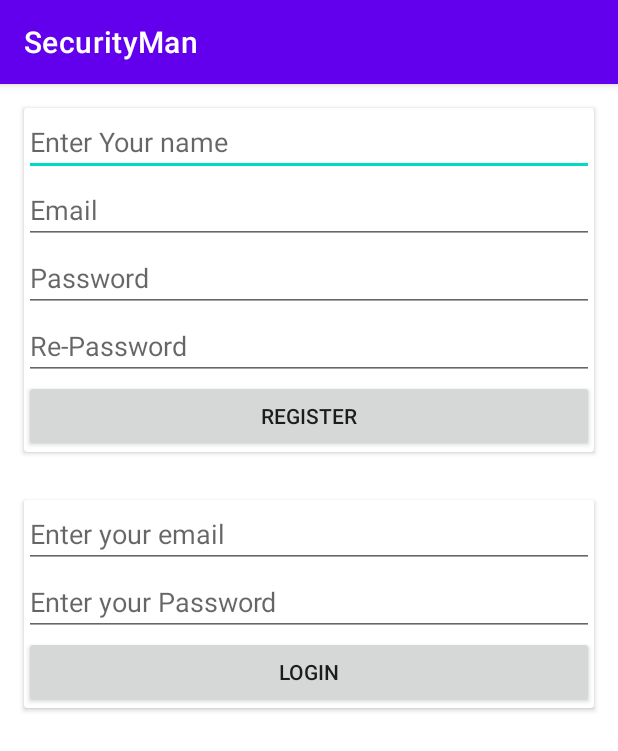
After one commit to ShahryarHejazipour/securityInAndroidApps, an Android app: the LaravelActivity screen opened directly, with no data from a screen before it, on a phone screen of 412 x 824 dp. The commit adds this screen. Shown: the top 751 px of the screen. Run offline under Robolectric (Android 15) with nearby library versions, the phone set to English and light mode, and no system bars; 1 statement that could not run was skipped.

Commit message:
implementing laravel token with registering

```diff
--- a/app/src/main/AndroidManifest.xml
+++ b/app/src/main/AndroidManifest.xml
@@ -18,6 +18,9 @@
         android:supportsRtl="true"
         android:theme="@style/Theme.SecurityMan"
         android:usesCleartextTraffic="true">
+        <activity
+            android:name=".ui.webService.laravel.LaravelActivity"
+            android:exported="true" />
         <activity
             android:name=".ui.webService.sslPinning.SSLPinningActivity"
             android:exported="true" />
--- a/app/src/main/java/com/tispunshahryar960103/securityman/api/ApiClient.java
+++ b/app/src/main/java/com/tispunshahryar960103/securityman/api/ApiClient.java
@@ -5,7 +5,9 @@ import android.util.Base64;
 import com.tispunshahryar960103.securityman.BuildConfig;
 
 import java.io.UnsupportedEncodingException;
+import java.util.concurrent.TimeUnit;
 
+import okhttp3.OkHttpClient;
 import retrofit2.Retrofit;
 import retrofit2.converter.gson.GsonConverterFactory;
 
@@ -16,20 +18,27 @@ public class ApiClient {
     }
 
 
-    //public static final String BASE_URL="http://api.androidsupport.ir/";
-   //public static final String BASE_URL= BuildConfig.serverUrl;
-   //public static final String BASE_URL= getUrl();
-   public static final String BASE_URL= getSecureBaseUrl();
+    public static final String BASE_URL = "http://api.androidsupport.ir/";
+    //public static final String BASE_URL= BuildConfig.serverUrl;
+    //public static final String BASE_URL= getUrl();
+    // public static final String BASE_URL= getSecureBaseUrl();
 
-    private static Retrofit retrofit=null;
+    private static Retrofit retrofit = null;
 
-    public static Retrofit getClient(){
+    public static Retrofit getClient() {
 
 
-        if (retrofit==null){
+        if (retrofit == null) {
+
+            //for increasing the time-out in retrofit
+            OkHttpClient okHttpClient = new OkHttpClient.Builder()
+                    .readTimeout(60, TimeUnit.SECONDS)
+                    .writeTimeout(60, TimeUnit.SECONDS).build();
+
 
             retrofit = new Retrofit.Builder()
                     .baseUrl(BASE_URL)
+                    .client(okHttpClient) // this method has set for increasing time-out in retrofit
                     .addConverterFactory(GsonConverterFactory.create())
                     .build();
 
@@ -50,29 +59,21 @@ public class ApiClient {
     مانند "https://gdgsdhguk.com/" را برگرداند تا اگر کسی فایل apk را decompile کرد نتواند به رشته های ما
     دشترسی داشته باشد.
      */
-    public static String getSecureBaseUrl(){
+    public static String getSecureBaseUrl() {
 
-        String mUrl=getUrl();
+        String mUrl = getUrl();
 
         try {
-            String text = new String(Base64.decode(mUrl,Base64.DEFAULT),"UTF-8");
+            String text = new String(Base64.decode(mUrl, Base64.DEFAULT), "UTF-8");
             return text;
         } catch (UnsupportedEncodingException e) {
             e.printStackTrace();
         }
 
-        mUrl="https://gdgsdhguk.com/";
+        mUrl = "https://google.com/";
         return mUrl;
 
     }
 
 
-
-
-
-
-
-
-
-
 }
--- a/app/src/main/java/com/tispunshahryar960103/securityman/api/IService.java
+++ b/app/src/main/java/com/tispunshahryar960103/securityman/api/IService.java
@@ -6,7 +6,10 @@ import java.util.List;
 
 import okhttp3.ResponseBody;
 import retrofit2.Call;
+import retrofit2.http.Field;
+import retrofit2.http.FormUrlEncoded;
 import retrofit2.http.GET;
+import retrofit2.http.POST;
 
 public interface IService {
 
@@ -16,5 +19,18 @@ public interface IService {
     @GET("security/getData.php")
     Call<ResponseBody> getData();
 
+    @POST("apilaravel/public/api/register")
+    @FormUrlEncoded
+    Call<ResponseBody> register(@Field("name") String name,
+                                @Field("email") String email,
+                                @Field("password") String password,
+                                @Field("password_confirmation") String password_confirmation);
+
+
+    @POST("apilaravel/public/api/login")
+    @FormUrlEncoded
+    Call<ResponseBody> login(@Field("email") String email,
+                             @Field("password") String password);
+
 
 }
--- a/app/src/main/java/com/tispunshahryar960103/securityman/ui/webService/WebServiceActivity.java
+++ b/app/src/main/java/com/tispunshahryar960103/securityman/ui/webService/WebServiceActivity.java
@@ -9,6 +9,7 @@ import android.view.View;
 
 import com.tispunshahryar960103.securityman.R;
 import com.tispunshahryar960103.securityman.api.ApiClient;
+import com.tispunshahryar960103.securityman.ui.webService.laravel.LaravelActivity;
 import com.tispunshahryar960103.securityman.ui.webService.notSecure.NotSecureActivity;
 import com.tispunshahryar960103.securityman.ui.webService.secure.SecureActivity;
 import com.tispunshahryar960103.securityman.ui.webService.sslPinning.SSLPinningActivity;
@@ -17,7 +18,7 @@ import retrofit2.Retrofit;
 
 public class WebServiceActivity extends AppCompatActivity {
 
-    AppCompatButton btn_normal,btn_encrypt,btn_pinning;
+    AppCompatButton btn_normal,btn_encrypt,btn_pinning,btn_laravel;
 
 
     @Override
@@ -28,6 +29,7 @@ public class WebServiceActivity extends AppCompatActivity {
         btn_normal=findViewById(R.id.btn_normal);
         btn_encrypt=findViewById(R.id.btn_encrypt);
         btn_pinning=findViewById(R.id.btn_pinning);
+        btn_laravel=findViewById(R.id.btn_laravel);
 
 
 
@@ -61,6 +63,13 @@ public class WebServiceActivity extends AppCompatActivity {
             }
         });
 
+        btn_laravel.setOnClickListener(new View.OnClickListener() {
+            @Override
+            public void onClick(View v) {
+                startActivity(new Intent(getApplicationContext(), LaravelActivity.class));
+            }
+        });
+
 
 
     }
--- /dev/null
+++ b/app/src/main/java/com/tispunshahryar960103/securityman/ui/webService/laravel/LaravelActivity.java
@@ -0,0 +1,66 @@
+package com.tispunshahryar960103.securityman.ui.webService.laravel;
+
+import androidx.annotation.NonNull;
+import androidx.appcompat.app.AppCompatActivity;
+import androidx.appcompat.widget.AppCompatButton;
+import androidx.appcompat.widget.AppCompatEditText;
+
+import android.os.Bundle;
+import android.util.Log;
+import android.view.View;
+
+import com.tispunshahryar960103.securityman.R;
+import com.tispunshahryar960103.securityman.api.ApiClient;
+import com.tispunshahryar960103.securityman.api.IService;
+
+import java.util.Objects;
+
+import okhttp3.ResponseBody;
+import retrofit2.Call;
+import retrofit2.Callback;
+import retrofit2.Response;
+
+public class LaravelActivity extends AppCompatActivity {
+
+    AppCompatEditText edt_name, edt_email, edt_password, edt_repassword, edt_email_login, edt_password_login;
+    AppCompatButton btn_register, btn_login;
+    IService iService;
+
+    @Override
+    protected void onCreate(Bundle savedInstanceState) {
+        super.onCreate(savedInstanceState);
+        setContentView(R.layout.activity_laravel);
+
+
+        edt_name = findViewById(R.id.edt_name);
+        edt_email = findViewById(R.id.edt_email);
+        edt_password = findViewById(R.id.edt_password);
+        edt_repassword = findViewById(R.id.edt_repassword);
+        btn_register = findViewById(R.id.btn_register);
+        btn_login = findViewById(R.id.btn_login);
+        edt_email_login = findViewById(R.id.edt_email_login);
+        edt_password_login = findViewById(R.id.edt_password_login);
+
+        iService = ApiClient.getClient().create(IService.class);
+
+       btn_register.setOnClickListener(new View.OnClickListener() {
+           @Override
+           public void onClick(View v) {
+               iService.register(Objects.requireNonNull(edt_name.getText()).toString(), Objects.requireNonNull(edt_email.getText()).toString(), Objects.requireNonNull(edt_password.getText()).toString()
+                       , Objects.requireNonNull(edt_repassword.getText()).toString()).enqueue(new Callback<ResponseBody>() {
+                   @Override
+                   public void onResponse(@NonNull Call<ResponseBody> call, @NonNull Response<ResponseBody> response) {
+                       Log.e("", "");
+                   }
+
+                   @Override
+                   public void onFailure(@NonNull Call<ResponseBody> call, @NonNull Throwable t) {
+                       Log.e("", "");
+                   }
+               });
+           }
+       });
+
+
+    }
+}
--- /dev/null
+++ b/app/src/main/res/layout/activity_laravel.xml
@@ -0,0 +1,94 @@
+<?xml version="1.0" encoding="utf-8"?>
+<LinearLayout xmlns:android="http://schemas.android.com/apk/res/android"
+    xmlns:app="http://schemas.android.com/apk/res-auto"
+    xmlns:tools="http://schemas.android.com/tools"
+    android:layout_width="match_parent"
+    android:layout_height="match_parent"
+    android:orientation="vertical"
+    tools:context=".ui.webService.laravel.LaravelActivity">
+
+    <androidx.cardview.widget.CardView
+        android:elevation="@dimen/elevation_8"
+        android:layout_margin="@dimen/margin_16"
+        android:layout_width="match_parent"
+        android:layout_height="wrap_content">
+
+        <LinearLayout
+            android:layout_width="match_parent"
+            android:layout_height="wrap_content"
+            android:orientation="vertical">
+
+            <androidx.appcompat.widget.AppCompatEditText
+                android:layout_width="match_parent"
+                android:layout_height="wrap_content"
+                android:id="@+id/edt_name"
+                android:hint="@string/enter_your_name"/>
+            <androidx.appcompat.widget.AppCompatEditText
+                android:layout_width="match_parent"
+                android:layout_height="wrap_content"
+                android:id="@+id/edt_email"
+                android:hint="@string/email"/>
+            <androidx.appcompat.widget.AppCompatEditText
+                android:layout_width="match_parent"
+                android:layout_height="wrap_content"
+                android:id="@+id/edt_password"
+                android:hint="@string/password"/>
+            <androidx.appcompat.widget.AppCompatEditText
+                android:layout_width="match_parent"
+                android:layout_height="wrap_content"
+                android:id="@+id/edt_repassword"
+                android:hint="@string/re_password"/>
+
+            <androidx.appcompat.widget.AppCompatButton
+                android:layout_width="match_parent"
+                android:layout_height="wrap_content"
+                android:id="@+id/btn_register"
+                android:text="@string/register"/>
+
+
+        </LinearLayout>
+
+
+
+    </androidx.cardview.widget.CardView>
+
+    <androidx.cardview.widget.CardView
+        android:layout_width="match_parent"
+        android:layout_height="wrap_content"
+        android:elevation="@dimen/elevation_8"
+        android:layout_margin="@dimen/margin_16">
+
+        <LinearLayout
+            android:layout_width="match_parent"
+            android:layout_height="wrap_content"
+            android:orientation="vertical">
+
+            <androidx.appcompat.widget.AppCompatEditText
+                android:layout_width="match_parent"
+                android:layout_height="wrap_content"
+                android:id="@+id/edt_email_login"
+                android:hint="@string/enter_your_email"/>
+            <androidx.appcompat.widget.AppCompatEditText
+                android:layout_width="match_parent"
+                android:layout_height="wrap_content"
+                android:id="@+id/edt_password_login"
+                android:hint="@string/enter_your_password"/>
+
+            <androidx.appcompat.widget.AppCompatButton
+                android:layout_width="match_parent"
+                android:layout_height="wrap_content"
+                android:id="@+id/btn_login"
+                android:text="@string/login"/>
+
+
+
+        </LinearLayout>
+
+
+    </androidx.cardview.widget.CardView>
+
+
+
+
+
+</LinearLayout>
--- a/app/src/main/res/layout/activity_web_service.xml
+++ b/app/src/main/res/layout/activity_web_service.xml
@@ -26,6 +26,11 @@
         android:layout_width="match_parent"
         android:layout_height="wrap_content"
         android:text="@string/ssl_pinning"/>
+    <androidx.appcompat.widget.AppCompatButton
+        android:id="@+id/btn_laravel"
+        android:layout_width="match_parent"
+        android:layout_height="wrap_content"
+        android:text="@string/laravel"/>
 
 
 
--- a/app/src/main/res/values/strings.xml
+++ b/app/src/main/res/values/strings.xml
@@ -24,6 +24,14 @@
     <string name="not_secure_request">Not Secure Request</string>
     <string name="encrypted_data_request">Encrypted Data Request</string>
     <string name="ssl_pinning">SSL Pinning</string>
+    <string name="laravel">Laravel</string>
+    <string name="enter_your_name">Enter Your name</string>
+    <string name="email">Email</string>
+    <string name="password">Password</string>
+    <string name="re_password">Re-Password</string>
+
+
+    <string name="enter_your_email">Enter your email</string>
 
 
 </resources>
```
